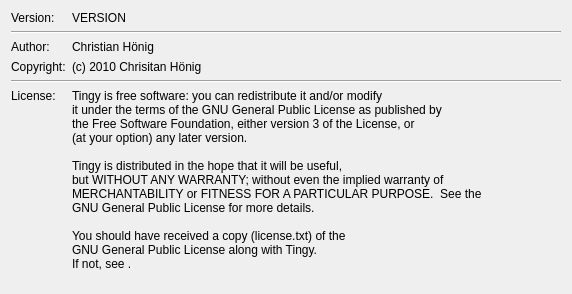
This is src/widgets/ui/aboutdialog.ui in choenig/tingy as Qt 5 draws it before an edit. The edited form follows.
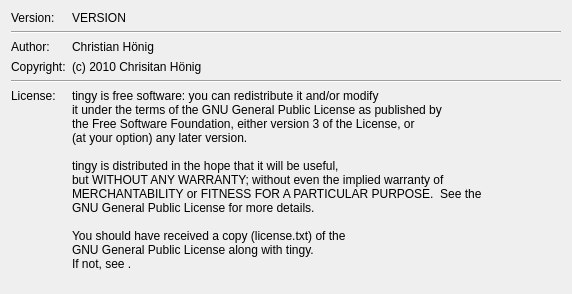
This is the edited form.

Commit message: consistency: replace Tingy by tingy

Diff of the .ui file:
```diff
--- a/src/widgets/ui/aboutdialog.ui
+++ b/src/widgets/ui/aboutdialog.ui
@@ -72,18 +72,18 @@
    <item row="5" column="1">
     <widget class="QLabel" name="label_4">
      <property name="text">
-      <string>Tingy is free software: you can redistribute it and/or modify
+      <string>tingy is free software: you can redistribute it and/or modify
 it under the terms of the GNU General Public License as published by
 the Free Software Foundation, either version 3 of the License, or
 (at your option) any later version.
 
-Tingy is distributed in the hope that it will be useful,
+tingy is distributed in the hope that it will be useful,
 but WITHOUT ANY WARRANTY; without even the implied warranty of
 MERCHANTABILITY or FITNESS FOR A PARTICULAR PURPOSE.  See the
 GNU General Public License for more details.
 
 You should have received a copy (license.txt) of the
-GNU General Public License along with Tingy.
+GNU General Public License along with tingy.
 If not, see &lt;http://www.gnu.org/licenses/&gt;.</string>
      </property>
     </widget>
```
The commit also changes 55 other files.
